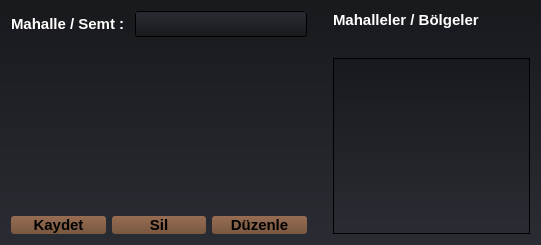
This is screens/add_neighborhood.ui in hasanicli/ibeV3 as Qt 5 draws it before an edit. The edited form follows.
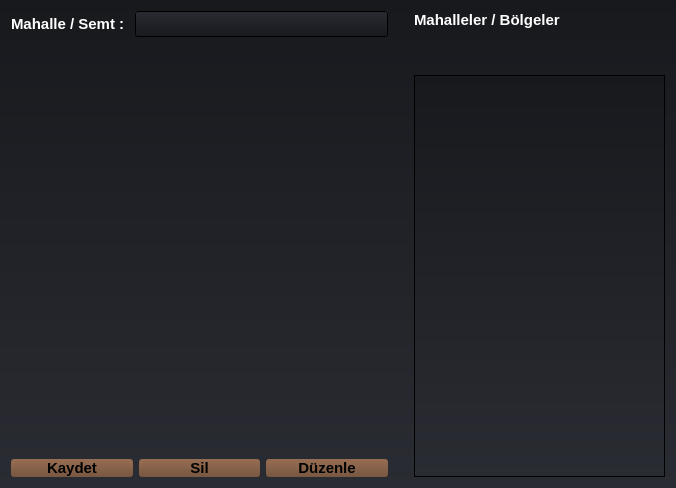
This is the edited form.

```diff
--- a/screens/add_neighborhood.ui
+++ b/screens/add_neighborhood.ui
@@ -6,8 +6,8 @@
    <rect>
     <x>0</x>
     <y>0</y>
-    <width>541</width>
-    <height>245</height>
+    <width>676</width>
+    <height>488</height>
    </rect>
   </property>
   <property name="font">
@@ -374,7 +374,7 @@
       </spacer>
      </item>
      <item>
-      <layout class="QVBoxLayout" name="verticalLayout_2">
+      <layout class="QVBoxLayout" name="verticalLayout_2" stretch="0,0,10">
        <item>
         <widget class="QLabel" name="label_5">
          <property name="text">
```
